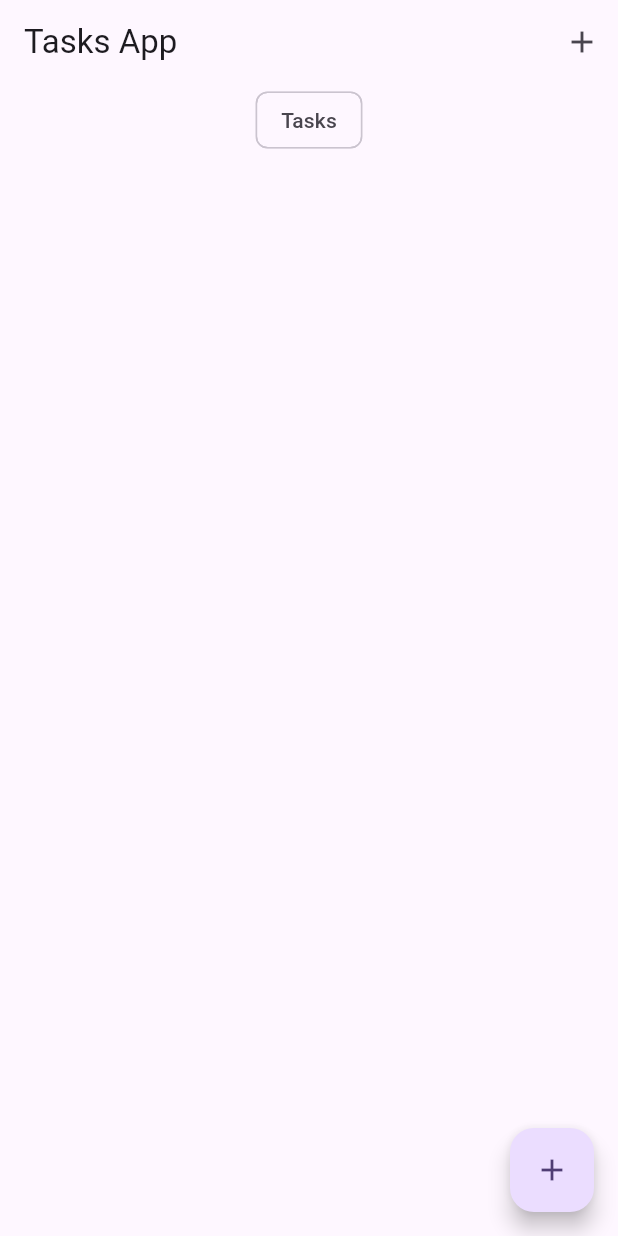
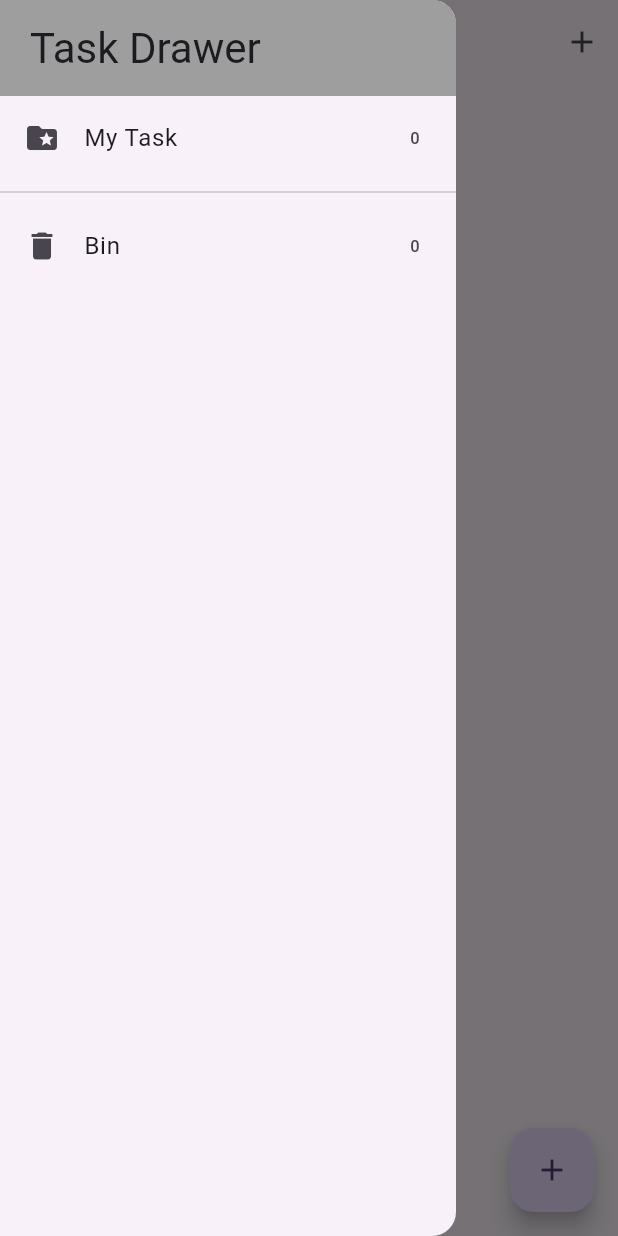
Before and after one commit to Joldubaev/To-Do-App-with-Bloc, a Flutter app: the screen it shows after launch, with the side drawer open (before the commit the screen has no drawer), on a phone screen of 412 x 824 dp. Run offline on Flutter 3.47's test engine with Material 2 defaults, Android fonts, the phone set to English and light mode, and no system bars; our stand-ins replace equatable, flutter_bloc, hydrated_bloc.

Commit message:
added add,update,delete,remove func

```diff
--- a/lib/blocs/bloc/tasks_event.dart
+++ b/lib/blocs/bloc/tasks_event.dart
@@ -23,6 +23,14 @@ class UpdateTask extends TasksEvent {
   @override
   List<Object> get props => [task];
 }
+class RemoveTask extends TasksEvent {
+  final Task task;
+  const RemoveTask({
+    required this.task,
+  });
+  @override
+  List<Object> get props => [task];
+}
 class DeleteTask extends TasksEvent {
   final Task task;
   const DeleteTask({
--- a/lib/blocs/bloc/tasks_state.dart
+++ b/lib/blocs/bloc/tasks_state.dart
@@ -1,25 +1,28 @@
-
-
 part of 'tasks_bloc.dart';
 
 class TasksState extends Equatable {
   final List<Task> allTask;
-  const TasksState({this.allTask = const <Task>[]});
+  final List<Task> removedTask;
+  const TasksState({
+    this.allTask = const <Task>[],
+    this.removedTask = const <Task>[],
+  });
 
   @override
-  List<Object> get props => [allTask];
+  List<Object> get props => [allTask, removedTask];
 
   Map<String, dynamic> toMap() {
     return {
       'allTask': allTask.map((x) => x.toMap()).toList(),
+      'removedTask': removedTask.map((x) => x.toMap()).toList(),
     };
   }
 
   factory TasksState.fromMap(Map<String, dynamic> map) {
     return TasksState(
       allTask: List<Task>.from(map['allTask']?.map((x) => Task.fromMap(x))),
+      removedTask:
+          List<Task>.from(map['removedTask']?.map((x) => Task.fromMap(x))),
     );
   }
-
-
 }
--- a/lib/main.dart
+++ b/lib/main.dart
@@ -3,20 +3,24 @@ import 'package:flutter/material.dart';
 import 'package:path_provider/path_provider.dart';
 import 'package:to_do_app/blocs/bloc_exports.dart';
 import 'package:to_do_app/screens/task_screen.dart';
+import 'package:to_do_app/widgets/app_router.dart';
 
 void main() async {
   WidgetsFlutterBinding.ensureInitialized();
   HydratedBloc.storage = await HydratedStorage.build(
     storageDirectory: kIsWeb
         ? HydratedStorage.webStorageDirectory
-        :await getTemporaryDirectory(),
+        : await getTemporaryDirectory(),
   );
 
-  runApp(const MyApp());
+  runApp(MyApp(
+    appRouter: AppRouter(),
+  ));
 }
 
 class MyApp extends StatelessWidget {
-  const MyApp({super.key});
+  const MyApp({super.key, required this.appRouter});
+  final AppRouter appRouter;
   @override
   Widget build(BuildContext context) {
     return BlocProvider(
@@ -28,6 +32,7 @@ class MyApp extends StatelessWidget {
           useMaterial3: true,
         ),
         home: const TaskScreen(),
+        onGenerateRoute: appRouter.onGenerateRoute,
       ),
     );
   }
--- a/lib/screens/add_task_screen.dart
+++ b/lib/screens/add_task_screen.dart
@@ -14,6 +14,7 @@ class AddTaskScreen extends StatelessWidget {
     TextEditingController titleController = TextEditingController();
     return Container(
       padding: const EdgeInsets.all(20),
+
       child: Column(
         children: [
           const Text(
--- /dev/null
+++ b/lib/screens/my_drawer.dart
@@ -0,0 +1,56 @@
+import 'package:flutter/material.dart';
+import 'package:to_do_app/screens/recylce_bin.dart';
+import 'package:to_do_app/screens/task_screen.dart';
+
+import '../blocs/bloc_exports.dart';
+
+class MyDrawer extends StatelessWidget {
+  const MyDrawer({super.key});
+
+  @override
+  Widget build(BuildContext context) {
+    return SafeArea(
+      child: Drawer(
+        child: Column(
+          children: [
+            Container(
+              width: double.infinity,
+              padding: const EdgeInsets.symmetric(vertical: 14, horizontal: 20),
+              color: Colors.grey,
+              child: Text(
+                'Task Drawer',
+                style: Theme.of(context).textTheme.headlineMedium,
+              ),
+            ),
+            BlocBuilder<TasksBloc, TasksState>(
+              builder: (context, state) {
+                return GestureDetector(
+                  onTap: () => Navigator.of(context).pushNamed(TaskScreen.id),
+                  child: ListTile(
+                    leading: const Icon(Icons.folder_special),
+                    title: const Text('My Task'),
+                    trailing: Text('${state.allTask.length}'),
+                  ),
+                );
+              },
+            ),
+            const Divider(),
+            BlocBuilder<TasksBloc, TasksState>(
+              builder: (context, state) {
+                return GestureDetector(
+                  onTap: () =>
+                      Navigator.of(context).pushReplacementNamed(RecycleBin.id),
+                  child: ListTile(
+                    leading: const Icon(Icons.delete),
+                    title: const Text('Bin'),
+                    trailing: Text('${state.removedTask.length}'),
+                  ),
+                );
+              },
+            ),
+          ],
+        ),
+      ),
+    );
+  }
+}
--- a/lib/screens/task_screen.dart
+++ b/lib/screens/task_screen.dart
@@ -1,5 +1,6 @@
 import 'package:flutter/material.dart';
 import 'package:to_do_app/screens/add_task_screen.dart';
+import 'package:to_do_app/screens/my_drawer.dart';
 
 import '../blocs/bloc_exports.dart';
 import '../models/tasks.dart';
@@ -7,7 +8,7 @@ import '../widgets/task_list.dart';
 
 class TaskScreen extends StatefulWidget {
   const TaskScreen({super.key});
-
+static const id = 'task_screen';
   @override
   State<TaskScreen> createState() => _TaskScreenState();
 }
@@ -40,12 +41,13 @@ class _TaskScreenState extends State<TaskScreen> {
               ),
             ],
           ),
+          drawer: const MyDrawer(),
           body: Column(
             mainAxisAlignment: MainAxisAlignment.center,
             children: [
-              const Center(
+              Center(
                 child: Chip(
-                  label: Text('Tasks'),
+                  label: Text('${state.allTask.length} Tasks'),
                 ),
               ),
               TaskLists(taskList: taskLists)
--- /dev/null
+++ b/lib/widgets/task_tile.dart
@@ -0,0 +1,37 @@
+import 'package:flutter/material.dart';
+
+import '../blocs/bloc_exports.dart';
+import '../models/tasks.dart';
+
+class TaskTile extends StatelessWidget {
+  const TaskTile({
+    super.key,
+    required this.task,
+  });
+
+  final Task task;
+  void _removeOrDeleteTask(BuildContext ctx, Task task) {
+    task.isDelete!
+        ? ctx.read<TasksBloc>().add(DeleteTask(task: task))
+        : ctx.read<TasksBloc>().add(RemoveTask(task: task));
+  }
+
+  @override
+  Widget build(BuildContext context) {
+    return ListTile(
+      title: Text(task.title,
+          style: TextStyle(
+              decoration: task.isDone! ? TextDecoration.lineThrough : null)),
+      trailing: Checkbox(
+          value: task.isDone,
+          onChanged: task.isDelete == false
+              ? (value) {
+                  context.read<TasksBloc>().add(UpdateTask(task: task));
+                }
+              : null),
+      onLongPress: () {
+        _removeOrDeleteTask(context, task);
+      },
+    );
+  }
+}
```
Also changed, not shown: lib/blocs/bloc/tasks_bloc.dart (+20 -4 lines), lib/screens/recylce_bin.dart (added, +41 -0 lines), lib/widgets/app_router.dart (added, +20 -0 lines), lib/widgets/task_list.dart (+2 -12 lines), 4 other files.
